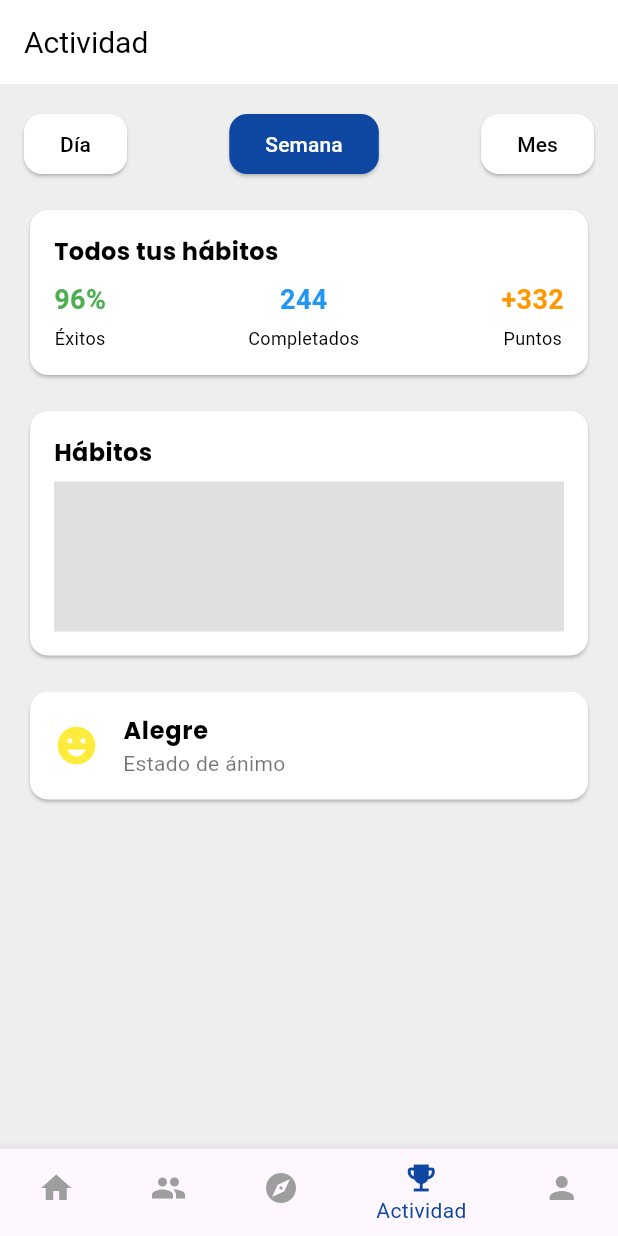
After one commit to victortelles/Habit-Hub, a Flutter app: the ActivityScreen screen opened directly, item 3 of the bottom bar chosen, after a tap on "OK", on a phone screen of 412 x 824 dp. The commit adds this screen. Run offline on Flutter 3.47's test engine with Material 3 defaults, Android fonts, the phone set to English and light mode, and no system bars; our stand-ins replace google_fonts.

Commit message:
Imports accomodation and activity.dart screen

```diff
--- /dev/null
+++ b/lib/screens/activity.dart
@@ -0,0 +1,219 @@
+import 'package:flutter/material.dart';
+import 'package:google_fonts/google_fonts.dart';
+import 'package:provider/provider.dart';
+
+import '../widgets/nav_bar.dart';
+import '../providers/app_state.dart';
+
+import 'package:habit_hub/screens/profile.dart';
+import 'package:habit_hub/screens/home.dart';
+import 'package:habit_hub/screens/community.dart';
+
+class ActivityScreen extends StatefulWidget {
+  @override
+  _ActivityScreenState createState() => _ActivityScreenState();
+}
+
+class _ActivityScreenState extends State<ActivityScreen> {
+  int _selectedIndex = 3;
+
+  void _onItemTapped(int index) {
+    var appState = Provider.of<AppState>(context, listen: false);
+
+    if (index == 0) {
+      Navigator.push(
+        context,
+        MaterialPageRoute(builder: (context) => HomeScreen()),
+      );
+    } else if (index == 1) {
+      Navigator.push(
+        context,
+        MaterialPageRoute(builder: (context) => CommunityScreen()),
+      );
+    } else if (index == 2) {
+      showDialog(
+        context: context,
+        builder: (BuildContext context) {
+          return AlertDialog(
+            backgroundColor: appState.isDarkMode ? Colors.grey[900] : Colors.white,
+            title: Text('Pantalla pendiente',
+                style: TextStyle(color: appState.isDarkMode ? Colors.white : Colors.black)),
+            content: Text('Puchurraste explorar',
+                style: TextStyle(color: appState.isDarkMode ? Colors.white70 : Colors.black54)),
+            actions: <Widget>[
+              TextButton(
+                onPressed: () {
+                  Navigator.of(context).pop();
+                },
+                child: Text('OK',
+                    style: TextStyle(color: appState.isDarkMode ? Colors.blue.shade300 : Colors.blue)),
+              ),
+            ],
+          );
+        },
+      );
+    } else if (index == 4) {
+      Navigator.push(
+        context,
+        MaterialPageRoute(builder: (context) => ProfileScreen()),
+      );
+    } else {
+      setState(() {
+        _selectedIndex = index;
+      });
+    }
+  }
+
+  void _showAlert(String message) {
+    showDialog(
+      context: context,
+      builder: (BuildContext context) {
+        return AlertDialog(
+          title: Text('Funcionalidad pendiente'),
+          content: Text(message),
+          actions: <Widget>[
+            TextButton(
+              child: Text('OK'),
+              onPressed: () {
+                Navigator.of(context).pop();
+              },
+            ),
+          ],
+        );
+      },
+    );
+  }
+
+  @override
+  Widget build(BuildContext context) {
+    var appState = Provider.of<AppState>(context);
+
+    return Scaffold(
+      backgroundColor: appState.isDarkMode ? Colors.black : Colors.grey[200],
+      appBar: AppBar(
+        automaticallyImplyLeading: false,
+        title: Text("Actividad"),
+        titleTextStyle: TextStyle(color: appState.isDarkMode ? Colors.white : Colors.black, fontSize: 20),
+        backgroundColor: appState.isDarkMode ? Colors.grey[900] : Colors.white,
+      ),
+      body: SafeArea(
+        child: Padding(
+          padding: const EdgeInsets.all(16.0),
+          child: Column(
+            crossAxisAlignment: CrossAxisAlignment.start,
+            children: [
+              _buildDateSelector(appState),
+              SizedBox(height: 16),
+              _buildStatsCard(appState),
+              SizedBox(height: 16),
+              _buildHabitsChart(appState),
+              SizedBox(height: 16),
+              _buildMoodCard(appState),
+            ],
+          ),
+        ),
+      ),
+      bottomNavigationBar: BottomNavBar(
+        selectedIndex: _selectedIndex,
+        onItemTapped: _onItemTapped,
+      ),
+    );
+  }
+
+  Widget _buildDateSelector(AppState appState) {
+    return Row(
+      mainAxisAlignment: MainAxisAlignment.spaceBetween,
+      children: [
+        _dateButton("Día", appState),
+        _dateButton("Semana", appState, isSelected: true),
+        _dateButton("Mes", appState),
+      ],
+    );
+  }
+
+  Widget _dateButton(String text, AppState appState, {bool isSelected = false}) {
+    return ElevatedButton(
+      style: ElevatedButton.styleFrom(
+        backgroundColor: isSelected ? Colors.blue.shade900 : (appState.isDarkMode ? Colors.grey[800] : Colors.white),
+        shape: RoundedRectangleBorder(borderRadius: BorderRadius.circular(12)),
+      ),
+      onPressed: () {
+        _showAlert("Puchurraste en un botón de fecha");
+      },
+      child: Text(
+        text,
+        style: TextStyle(color: isSelected ? Colors.white : (appState.isDarkMode ? Colors.white70 : Colors.black)),
+      ),
+    );
+  }
+
+  Widget _buildStatsCard(AppState appState) {
+    return Card(
+      color: appState.isDarkMode ? Colors.grey[800] : Colors.white,
+      shape: RoundedRectangleBorder(borderRadius: BorderRadius.circular(12)),
+      child: Padding(
+        padding: const EdgeInsets.all(16.0),
+        child: Column(
+          crossAxisAlignment: CrossAxisAlignment.start,
+          children: [
+            Text("Todos tus hábitos",
+                style: GoogleFonts.poppins(
+                    fontSize: 16, fontWeight: FontWeight.bold, color: appState.isDarkMode ? Colors.white : Colors.black)),
+            SizedBox(height: 8),
+            Row(
+              mainAxisAlignment: MainAxisAlignment.spaceBetween,
+              children: [
+                _statColumn("Éxitos", "96%", Colors.green, appState),
+                _statColumn("Completados", "244", Colors.blue, appState),
+                _statColumn("Puntos", "+332", Colors.orange, appState),
+              ],
+            ),
+          ],
+        ),
+      ),
+    );
+  }
+
+  Widget _statColumn(String title, String value, Color color, AppState appState) {
+    return Column(
+      children: [
+        Text(value, style: TextStyle(color: color, fontSize: 18, fontWeight: FontWeight.bold)),
+        SizedBox(height: 4),
+        Text(title, style: TextStyle(fontSize: 12, color: appState.isDarkMode ? Colors.white70 : Colors.black)),
+      ],
+    );
+  }
+
+  Widget _buildHabitsChart(AppState appState) {
+    return Card(
+      color: appState.isDarkMode ? Colors.grey[800] : Colors.white,
+      shape: RoundedRectangleBorder(borderRadius: BorderRadius.circular(12)),
+      child: Padding(
+        padding: const EdgeInsets.all(16.0),
+        child: Column(
+          crossAxisAlignment: CrossAxisAlignment.start,
+
+          // Placeholder para el gráfico (feature que agregaremos próximamente)
+
+          children: [
+            Text("Hábitos", style: GoogleFonts.poppins(fontSize: 16, fontWeight: FontWeight.bold, color: appState.isDarkMode ? Colors.white : Colors.black)),
+            SizedBox(height: 8),
+            Container(height: 100, color: appState.isDarkMode ? Colors.grey[700] : Colors.grey[300]),
+          ],
+        ),
+      ),
+    );
+  }
+
+  Widget _buildMoodCard(AppState appState) {
+    return Card(
+      color: appState.isDarkMode ? Colors.grey[800] : Colors.white,
+      shape: RoundedRectangleBorder(borderRadius: BorderRadius.circular(12)),
+      child: ListTile(
+        leading: Icon(Icons.emoji_emotions, color: Colors.yellow, size: 30),
+        title: Text("Alegre", style: GoogleFonts.poppins(fontSize: 16, fontWeight: FontWeight.bold, color: appState.isDarkMode ? Colors.white : Colors.black)),
+        subtitle: Text("Estado de ánimo", style: TextStyle(color: appState.isDarkMode ? Colors.white70 : Colors.black54)),
+      ),
+    );
+  }
+}
```
Also changed, not shown: lib/screens/community.dart (+31 -3 lines), lib/screens/home.dart (+30 -2 lines), lib/screens/profile.dart (+32 -4 lines), 12 other files.
